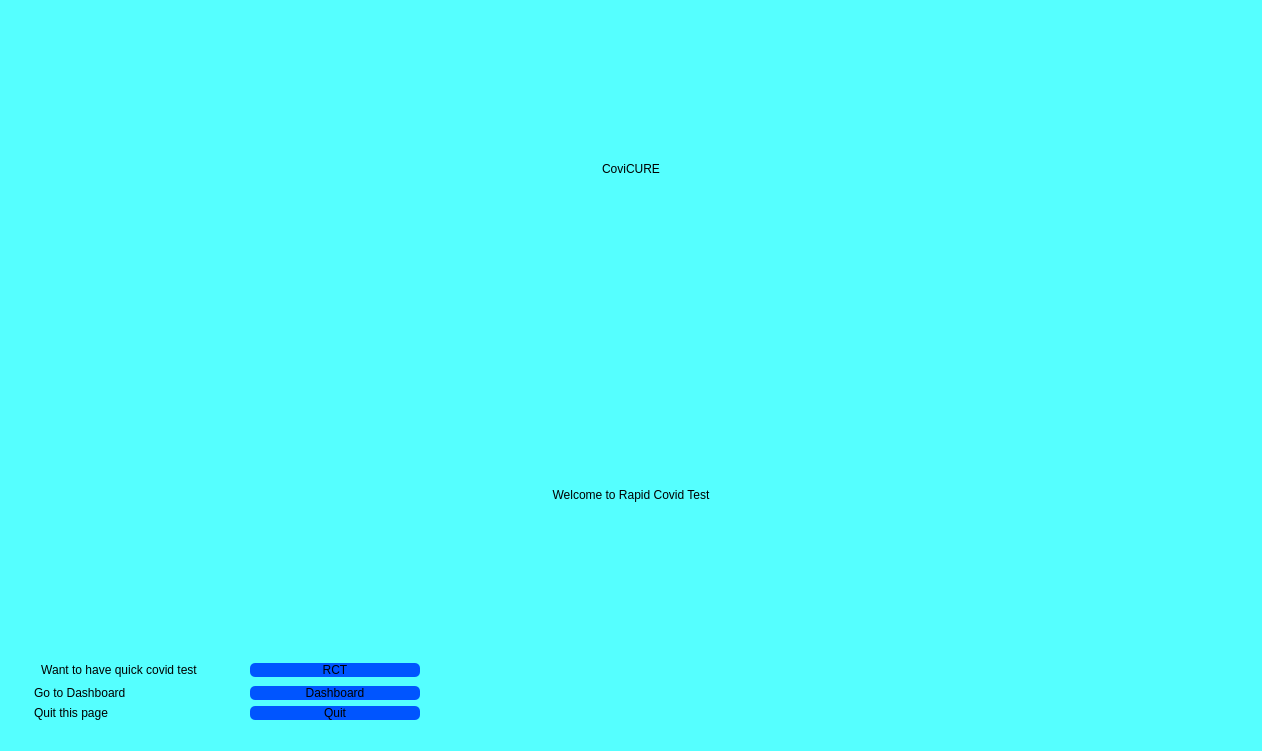
Qt form Forms/rapidcovid.ui (ayush-regmi/CoviCURE) before a commit.
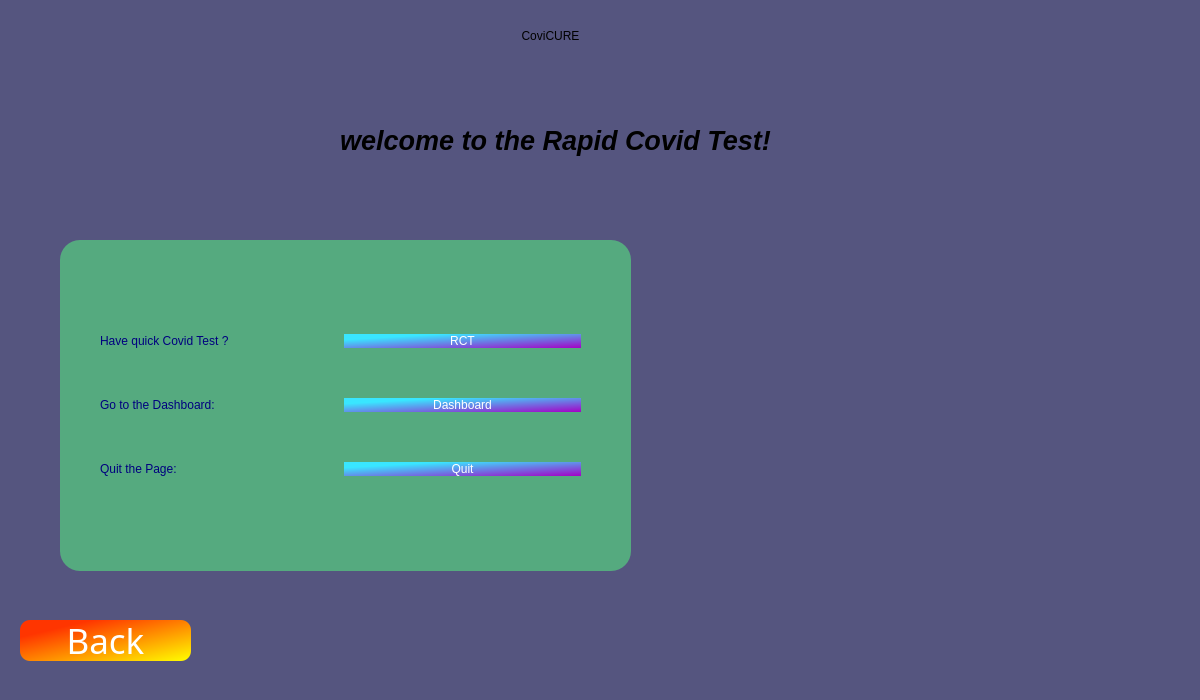
The same form after that commit.

Diff of the .ui file:
```diff
--- a/Forms/rapidcovid.ui
+++ b/Forms/rapidcovid.ui
@@ -6,20 +6,27 @@
    <rect>
     <x>0</x>
     <y>0</y>
-    <width>1262</width>
-    <height>751</height>
+    <width>1200</width>
+    <height>700</height>
    </rect>
   </property>
   <property name="windowTitle">
    <string>MainWindow</string>
   </property>
   <property name="styleSheet">
-   <string notr="true">background-color: rgb(85, 255, 255);</string>
+   <string notr="true">
+background-color: rgb(85, 85, 127);</string>
   </property>
   <widget class="QWidget" name="centralwidget">
-   <layout class="QGridLayout" name="gridLayout_2">
-    <item row="0" column="0" colspan="3">
      <widget class="QLabel" name="label_covicure">
+    <property name="geometry">
+     <rect>
+      <x>320</x>
+      <y>0</y>
+      <width>461</width>
+      <height>71</height>
+     </rect>
+    </property>
       <property name="styleSheet">
        <string notr="true">font: 700 40pt &quot;Segoe UI&quot;;
 border-color: qlineargradient(spread:pad, x1:0, y1:0, x2:1, y2:0, stop:0 rgba(255, 178, 102, 255), stop:0.55 rgba(235, 148, 61, 255), stop:0.98 rgba(0, 0, 0, 255), stop:1 rgba(0, 0, 0, 0));
@@ -35,102 +42,147 @@
        <set>Qt::AlignCenter</set>
       </property>
      </widget>
-    </item>
-    <item row="1" column="0" colspan="3">
+   <widget class="QLabel" name="label_test">
+    <property name="geometry">
+     <rect>
+      <x>849</x>
+      <y>358</y>
+      <width>29</width>
+      <height>16</height>
+     </rect>
+    </property>
+    <property name="styleSheet">
+     <string notr="true">margin-right: 25</string>
+    </property>
+    <property name="text">
+     <string/>
+    </property>
+   </widget>
      <widget class="QLabel" name="label_welcome">
+    <property name="geometry">
+     <rect>
+      <x>100</x>
+      <y>100</y>
+      <width>911</width>
+      <height>81</height>
+     </rect>
+    </property>
       <property name="styleSheet">
        <string notr="true">
 font: 25pt &quot;Arial&quot;;
 color: rgb(0, 0, 0);</string>
       </property>
       <property name="text">
-       <string>Welcome to Rapid Covid Test</string>
-      </property>
-      <property name="alignment">
-       <set>Qt::AlignCenter</set>
-      </property>
-     </widget>
-    </item>
-    <item row="2" column="0">
-     <layout class="QGridLayout" name="gridLayout">
-      <property name="leftMargin">
-       <number>25</number>
-      </property>
-      <item row="1" column="0">
-       <widget class="QLabel" name="label_dashboard">
-        <property name="styleSheet">
-         <string notr="true">
-font: 700 18pt &quot;Segoe UI&quot;;
-color: rgb(0, 0, 0);</string>
-        </property>
+     <string>&lt;!DOCTYPE HTML PUBLIC &quot;-//W3C//DTD HTML 4.0//EN&quot; &quot;http://www.w3.org/TR/REC-html40/strict.dtd&quot;&gt;
+&lt;html&gt;&lt;head&gt;&lt;meta name=&quot;qrichtext&quot; content=&quot;1&quot; /&gt;&lt;meta charset=&quot;utf-8&quot; /&gt;&lt;style type=&quot;text/css&quot;&gt;
+p, li { white-space: pre-wrap; }
+&lt;/style&gt;&lt;/head&gt;&lt;body style=&quot; font-family:'Segoe UI'; font-size:9pt; font-weight:400; font-style:normal;&quot;&gt;
+&lt;p align=&quot;center&quot; style=&quot; margin-top:12px; margin-bottom:12px; margin-left:0px; margin-right:0px; -qt-block-indent:0; text-indent:0px;&quot;&gt;&lt;span style=&quot; font-family:'MS Shell Dlg 2'; font-size:20pt; font-weight:700; font-style:italic;&quot;&gt;welcome to the Rapid Covid Test!&lt;/span&gt;&lt;/p&gt;&lt;/body&gt;&lt;/html&gt;</string>
+    </property>
+   </widget>
+   <widget class="QLabel" name="label_img_rct">
+    <property name="geometry">
+     <rect>
+      <x>670</x>
+      <y>240</y>
+      <width>481</width>
+      <height>331</height>
+     </rect>
+    </property>
         <property name="text">
-         <string>Go to Dashboard</string>
-        </property>
-       </widget>
-      </item>
-      <item row="2" column="0">
-       <widget class="QLabel" name="label_quit">
-        <property name="styleSheet">
-         <string notr="true">
-font: 700 18pt &quot;Segoe UI&quot;;
-color: rgb(0, 0, 0);</string>
-        </property>
-        <property name="text">
-         <string>Quit this page</string>
-        </property>
-       </widget>
-      </item>
-      <item row="0" column="0">
-       <widget class="QLabel" name="label_rct">
+     <string/>
+    </property>
+   </widget>
+   <widget class="QPushButton" name="pushButton_loginQuit">
+    <property name="geometry">
+     <rect>
+      <x>20</x>
+      <y>620</y>
+      <width>171</width>
+      <height>41</height>
+     </rect>
+    </property>
+    <property name="sizePolicy">
+     <sizepolicy hsizetype="Minimum" vsizetype="Preferred">
+      <horstretch>0</horstretch>
+      <verstretch>0</verstretch>
+     </sizepolicy>
+    </property>
+    <property name="font">
+     <font>
+      <family>Cooper Black</family>
+      <pointsize>26</pointsize>
+      <italic>false</italic>
+      <bold>false</bold>
+     </font>
+    </property>
         <property name="styleSheet">
-         <string notr="true">
-font: 700 18pt &quot;Segoe UI&quot;;
-color: rgb(0, 0, 0);</string>
+     <string notr="true">font: 26pt &quot;Cooper Black&quot;;
+color: rgb(255, 255, 255);
+background-color: rgb(255, 85, 0);
+border-radius:10px;
+background-color: qlineargradient(spread:pad, x1:0, y1:0, x2:1, y2:1, stop:0.210227 rgba(255, 53, 0, 255), stop:1 rgba(255, 255, 0, 255));
+</string>
         </property>
         <property name="text">
-         <string>Want to have quick covid test</string>
-        </property>
-        <property name="alignment">
-         <set>Qt::AlignCenter</set>
-        </property>
-       </widget>
-      </item>
-      <item row="0" column="1">
-       <spacer name="horizontalSpacer">
-        <property name="orientation">
-         <enum>Qt::Horizontal</enum>
-        </property>
-        <property name="sizeType">
-         <enum>QSizePolicy::Preferred</enum>
-        </property>
-        <property name="sizeHint" stdset="0">
-         <size>
-          <width>40</width>
-          <height>20</height>
-         </size>
-        </property>
-       </spacer>
-      </item>
-      <item row="1" column="2">
-       <widget class="QPushButton" name="pushButton_dashboard">
+     <string>Back</string>
+    </property>
+    <property name="autoRepeatDelay">
+     <number>299</number>
+    </property>
+    <property name="autoDefault">
+     <bool>false</bool>
+    </property>
+   </widget>
+   <widget class="QGroupBox" name="groupBox">
+    <property name="geometry">
+     <rect>
+      <x>60</x>
+      <y>240</y>
+      <width>571</width>
+      <height>331</height>
+     </rect>
+    </property>
         <property name="sizePolicy">
-         <sizepolicy hsizetype="Preferred" vsizetype="Fixed">
+     <sizepolicy hsizetype="Preferred" vsizetype="Preferred">
           <horstretch>0</horstretch>
           <verstretch>0</verstretch>
          </sizepolicy>
         </property>
         <property name="styleSheet">
-         <string notr="true">font: 700 20pt &quot;Segoe UI&quot;;
-background-color: rgb(0, 85, 255);
-color: rgb(0, 0, 0);
-border-radius:5px;</string>
-        </property>
+     <string notr="true">font: 75 12pt &quot;MS Shell Dlg 2&quot;;
+background-color: rgb(85, 170, 127);
+border-radius: 20px;</string>
+    </property>
+    <property name="title">
+     <string/>
+    </property>
+    <widget class="QWidget" name="layoutWidget">
+     <property name="geometry">
+      <rect>
+       <x>40</x>
+       <y>50</y>
+       <width>481</width>
+       <height>231</height>
+      </rect>
+     </property>
+     <layout class="QVBoxLayout" name="verticalLayout_3">
+      <item>
+       <layout class="QVBoxLayout" name="verticalLayout_2">
+        <item>
+         <layout class="QHBoxLayout" name="horizontalLayout_3">
+          <item>
+           <widget class="QLabel" name="label_adminUsername">
+            <property name="styleSheet">
+             <string notr="true">font: 700 16pt &quot;Segoe UI&quot;;
+color: rgb(0, 0, 127);</string>
+            </property>
         <property name="text">
-         <string>Dashboard</string>
+             <string>Have quick Covid Test ?</string>
         </property>
        </widget>
       </item>
-      <item row="0" column="2">
+          <item>
        <widget class="QPushButton" name="pushButton_rct">
         <property name="sizePolicy">
          <sizepolicy hsizetype="Preferred" vsizetype="Fixed">
@@ -139,18 +191,35 @@
          </sizepolicy>
         </property>
         <property name="styleSheet">
-         <string notr="true">font: 700 20pt &quot;Segoe UI&quot;;
-background-color: rgb(0, 85, 255);
-color: rgb(0, 0, 0);
-border-radius:5px;</string>
+             <string notr="true">font: 26pt &quot;Cooper Black&quot;;
+color: rgb(255, 255, 255);
+background-color: qlineargradient(spread:pad, x1:0, y1:0, x2:1, y2:1, stop:0.210227 rgba(57, 230, 255, 255), stop:1 rgba(165, 0, 198, 255));
+border-radius: 10px;</string>
         </property>
         <property name="text">
          <string>RCT</string>
         </property>
        </widget>
       </item>
-      <item row="2" column="2">
-       <widget class="QPushButton" name="pushButton_quit">
+         </layout>
+        </item>
+       </layout>
+      </item>
+      <item>
+       <layout class="QHBoxLayout" name="horizontalLayout_4">
+        <item>
+         <widget class="QLabel" name="label_adminPW">
+          <property name="styleSheet">
+           <string notr="true">font: 700 16pt &quot;Segoe UI&quot;;
+color: rgb(0, 0, 127);</string>
+          </property>
+          <property name="text">
+           <string>Go to the Dashboard:</string>
+          </property>
+         </widget>
+        </item>
+        <item>
+         <widget class="QPushButton" name="pushButton_dashboard">
         <property name="sizePolicy">
          <sizepolicy hsizetype="Preferred" vsizetype="Fixed">
           <horstretch>0</horstretch>
@@ -158,10 +227,44 @@
          </sizepolicy>
         </property>
         <property name="styleSheet">
-         <string notr="true">font: 700 20pt &quot;Segoe UI&quot;;
-background-color: rgb(0, 85, 255);
-color: rgb(0, 0, 0);
-border-radius: 5px;</string>
+           <string notr="true">font: 26pt &quot;Cooper Black&quot;;
+color: rgb(255, 255, 255);
+background-color: qlineargradient(spread:pad, x1:0, y1:0, x2:1, y2:1, stop:0.210227 rgba(57, 230, 255, 255), stop:1 rgba(165, 0, 198, 255));
+border-radius: 10px;</string>
+          </property>
+          <property name="text">
+           <string>Dashboard</string>
+          </property>
+         </widget>
+        </item>
+       </layout>
+      </item>
+      <item>
+       <layout class="QHBoxLayout" name="horizontalLayout_6">
+        <item>
+         <widget class="QLabel" name="label_adminCode">
+          <property name="styleSheet">
+           <string notr="true">font: 700 16pt &quot;Segoe UI&quot;;
+color: rgb(0, 0, 127);</string>
+          </property>
+          <property name="text">
+           <string>Quit the Page:</string>
+          </property>
+         </widget>
+        </item>
+        <item>
+         <widget class="QPushButton" name="pushButton_dashboard_2">
+          <property name="sizePolicy">
+           <sizepolicy hsizetype="Preferred" vsizetype="Fixed">
+            <horstretch>0</horstretch>
+            <verstretch>0</verstretch>
+           </sizepolicy>
+          </property>
+          <property name="styleSheet">
+           <string notr="true">font: 26pt &quot;Cooper Black&quot;;
+color: rgb(255, 255, 255);
+background-color: qlineargradient(spread:pad, x1:0, y1:0, x2:1, y2:1, stop:0.210227 rgba(57, 230, 255, 255), stop:1 rgba(165, 0, 198, 255));
+border-radius: 10px;</string>
         </property>
         <property name="text">
          <string>Quit</string>
@@ -170,33 +273,9 @@
       </item>
      </layout>
     </item>
-    <item row="2" column="1">
-     <spacer name="horizontalSpacer_2">
-      <property name="orientation">
-       <enum>Qt::Horizontal</enum>
-      </property>
-      <property name="sizeType">
-       <enum>QSizePolicy::Preferred</enum>
-      </property>
-      <property name="sizeHint" stdset="0">
-       <size>
-        <width>50</width>
-        <height>20</height>
-       </size>
-      </property>
-     </spacer>
-    </item>
-    <item row="2" column="2">
-     <widget class="QLabel" name="label_test">
-      <property name="styleSheet">
-       <string notr="true">margin-right: 25</string>
-      </property>
-      <property name="text">
-       <string/>
-      </property>
-     </widget>
-    </item>
-   </layout>
+     </layout>
+    </widget>
+   </widget>
   </widget>
   <widget class="QMenuBar" name="menubar">
    <property name="geometry">
```
Left out of the diff: 6 changed lines with no effect on the pictures. Lines whose indentation alone changed are shown as unchanged.
